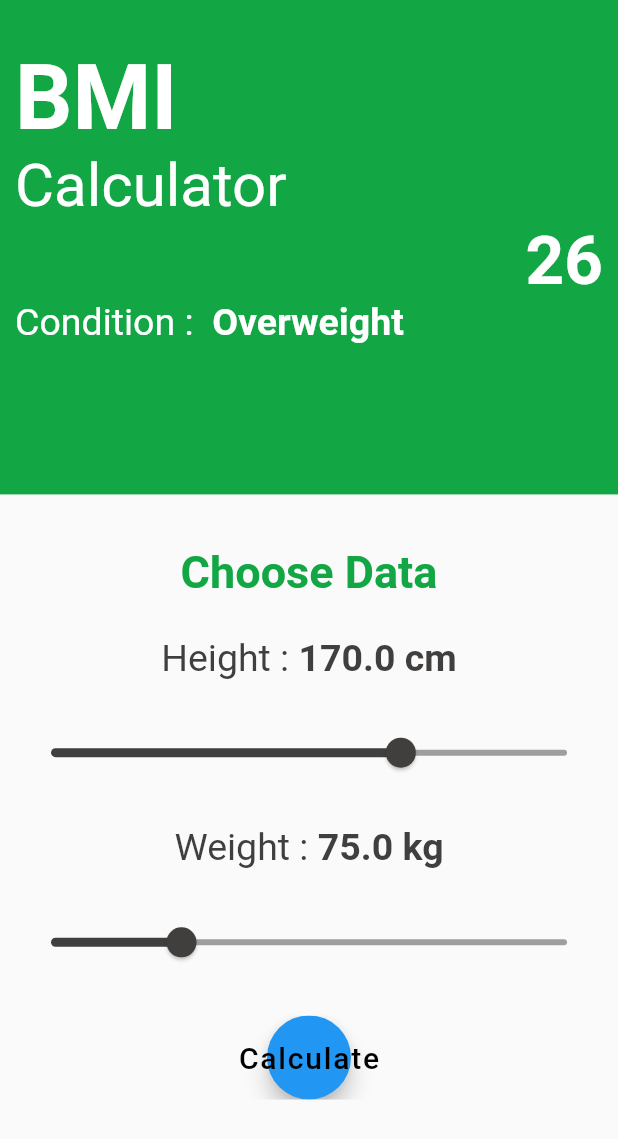
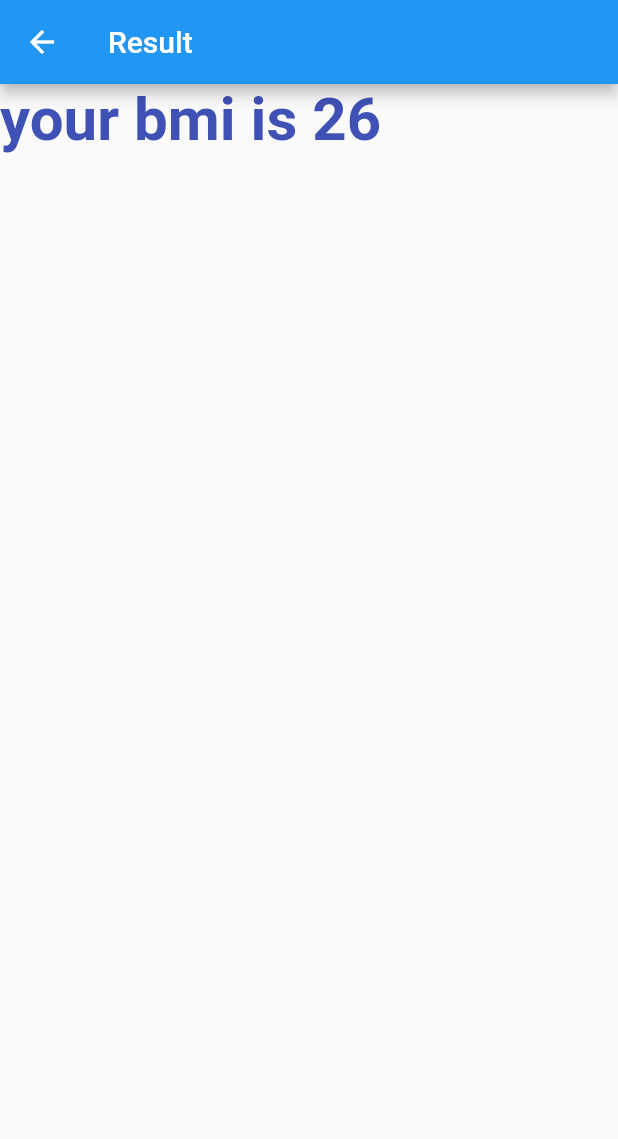
Before and after one commit to eshaansosale/bmi-app, a Flutter app: the screen it shows after launch, after a tap on "Calculate", on a phone screen of 412 x 824 dp. Shown: the top 1139 px of the screen. Run offline on Flutter 3.47's test engine with Material 2 defaults, Android fonts, the phone set to English and light mode, and no system bars.

Commit message:
second page added

```diff
--- a/lib/main.dart
+++ b/lib/main.dart
@@ -1,4 +1,5 @@
 import 'package:flutter/material.dart';
+import 'package:bmi2/second%20page.dart';
 /*
   Green : #12a644
   Grey  : #403f3d
@@ -21,7 +22,7 @@ class MyApp extends StatefulWidget {
 class _MyAppState extends State<MyApp> {
   double _height=170.0;
   double _weight=75.0;
-  int _bmi=0;
+  int bmi=0;
   String _condition='Select Data';
   @override
   Widget build(BuildContext context) {
@@ -43,7 +44,7 @@ class _MyAppState extends State<MyApp> {
                   SizedBox(
                     width: double.infinity,
                     child: Container(
-                      child:Text("$_bmi",
+                      child:Text("$bmi",
                         style:TextStyle(
                             color: Colors.white,
                             fontWeight: FontWeight.bold,
@@ -160,12 +161,16 @@ class _MyAppState extends State<MyApp> {
                         onPressed: (){
                           setState(() {
                             //18.5 - 25 Healthy 25-30 Overweight >30 Obesity
-                            _bmi=(_weight/((_height/100)*(_height/100))).round().toInt();
-                            if(_bmi>=18.5 && _bmi<=25) {_condition=" Normal";}
-                            else if(_bmi>25 && _bmi<=30) {_condition=" Overweight";}
-                            else if(_bmi>30) {_condition=" Obesity";}
+                            bmi=(_weight/((_height/100)*(_height/100))).round().toInt();
+                            if(bmi>=18.5 && bmi<=25) {_condition=" Normal";}
+                            else if(bmi>25 && bmi<=30) {_condition=" Overweight";}
+                            else if(bmi>30) {_condition=" Obesity";}
                             else  {_condition=" Underweight";}
                           });
+                          Navigator.push(context,
+                          MaterialPageRoute(builder:(context)=>
+                          secondpage(bmi: bmi ,)));
+
                         },
                         child: Text("Calculate",style: TextStyle(color: Colors.black,fontSize: 20.0),),
 
--- /dev/null
+++ b/lib/second page.dart
@@ -0,0 +1,27 @@
+import 'package:flutter/material.dart';
+
+class secondpage extends StatefulWidget {
+   secondpage({required this.bmi});
+int bmi;
+
+  @override
+  State<secondpage> createState() => _secondpageState();
+}
+
+class _secondpageState extends State<secondpage> {
+  @override
+  Widget build(BuildContext context) {
+    return Scaffold(
+      appBar: AppBar(
+        title: Text("Result"),
+      ),
+          body: Column(
+        children: [
+          Text("your bmi is ${widget.bmi}",style: TextStyle(color: Colors.indigo,fontSize: 40.0,fontWeight: FontWeight.bold)),
+
+      ],
+
+      ),
+    );
+  }
+}
```
